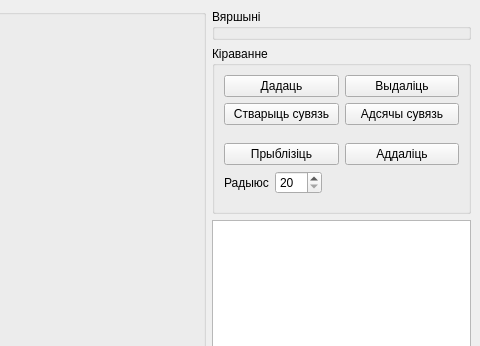
Before: the Qt Designer form mainwindow.ui in 0mniCrow/SmartGraph, drawn with Qt 5; both pictures show x 920 to 1400 and y 0 to 346 of the 1400 by 800 pixel window.
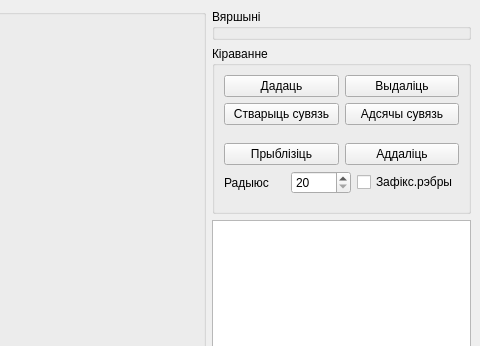
After: the same form once the commit is applied.

```diff
--- a/mainwindow.ui
+++ b/mainwindow.ui
@@ -133,17 +133,11 @@
             </widget>
            </item>
            <item>
-            <spacer name="horizontalSpacer_2">
-             <property name="orientation">
-              <enum>Qt::Horizontal</enum>
+            <widget class="QCheckBox" name="check_Fix_edge_length">
+             <property name="text">
+              <string>Зафікс.рэбры</string>
              </property>
-             <property name="sizeHint" stdset="0">
-              <size>
-               <width>40</width>
-               <height>20</height>
-              </size>
-             </property>
-            </spacer>
+            </widget>
            </item>
           </layout>
          </item>
```
